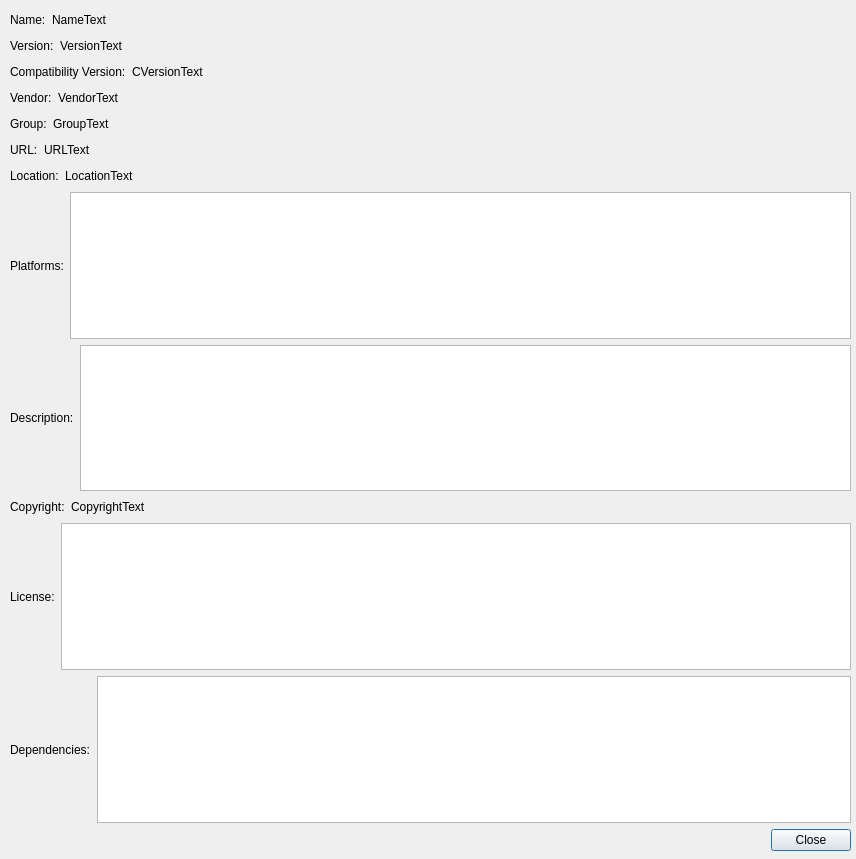
Before: the Qt Designer form Source/Applications/DREAM3D/UI_Files/PluginDetails.ui in BlueQuartzSoftware/DREAM3D, drawn with Qt 5.
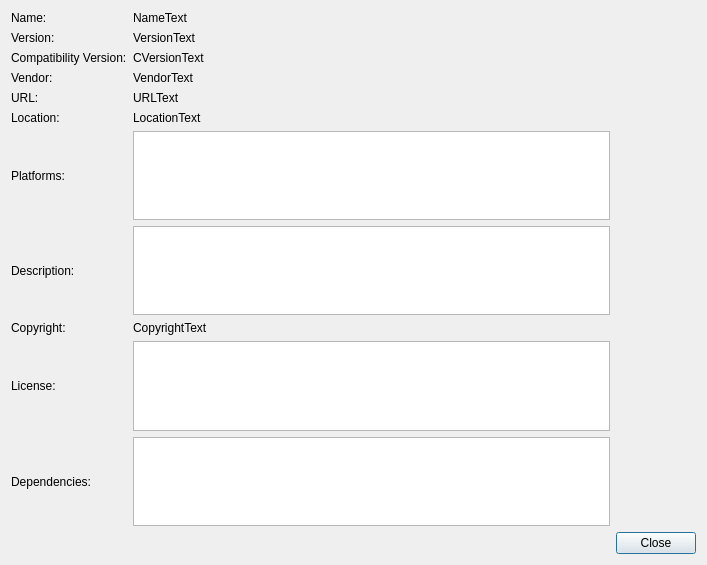
After: the same form once the commit is applied.

Commit message:
Restructured the PluginDetails user interface and removed the group attribute from the plugin API.
updates #216.

```diff
--- a/Source/Applications/DREAM3D/UI_Files/PluginDetails.ui
+++ b/Source/Applications/DREAM3D/UI_Files/PluginDetails.ui
@@ -6,347 +6,154 @@
    <rect>
     <x>0</x>
     <y>0</y>
-    <width>856</width>
-    <height>859</height>
+    <width>707</width>
+    <height>565</height>
    </rect>
   </property>
+  <property name="minimumSize">
+   <size>
+    <width>707</width>
+    <height>565</height>
+   </size>
+  </property>
   <property name="windowTitle">
    <string>Dialog</string>
   </property>
-  <widget class="QWidget" name="">
-   <property name="geometry">
-    <rect>
-     <x>10</x>
-     <y>10</y>
-     <width>841</width>
-     <height>841</height>
-    </rect>
-   </property>
-   <layout class="QVBoxLayout" name="verticalLayout_2">
-    <item>
-     <layout class="QVBoxLayout" name="verticalLayout">
-      <item>
-       <layout class="QHBoxLayout" name="horizontalLayout">
-        <item>
-         <widget class="QLabel" name="label">
-          <property name="text">
-           <string>Name:</string>
-          </property>
-         </widget>
-        </item>
-        <item>
+  <layout class="QGridLayout" name="gridLayout">
+   <item row="0" column="2">
          <widget class="QLabel" name="nameLabel">
           <property name="text">
            <string>NameText</string>
           </property>
          </widget>
         </item>
-        <item>
-         <spacer name="horizontalSpacer_9">
-          <property name="orientation">
-           <enum>Qt::Horizontal</enum>
-          </property>
-          <property name="sizeHint" stdset="0">
-           <size>
-            <width>40</width>
-            <height>20</height>
-           </size>
-          </property>
-         </spacer>
-        </item>
-       </layout>
-      </item>
-      <item>
-       <layout class="QHBoxLayout" name="horizontalLayout_2">
-        <item>
-         <widget class="QLabel" name="label_2">
+   <item row="8" column="0">
+    <widget class="QLabel" name="label_10">
+     <property name="text">
+      <string>Copyright:</string>
+     </property>
+    </widget>
+   </item>
+   <item row="0" column="0">
+    <widget class="QLabel" name="label">
+     <property name="text">
+      <string>Name:</string>
+     </property>
+    </widget>
+   </item>
+   <item row="7" column="2">
+    <widget class="QTextEdit" name="descriptionTextEdit">
+     <property name="readOnly">
+      <bool>true</bool>
+     </property>
+    </widget>
+   </item>
+   <item row="9" column="2">
+    <widget class="QTextEdit" name="licenseTextEdit">
+     <property name="readOnly">
+      <bool>true</bool>
+     </property>
+    </widget>
+   </item>
+   <item row="11" column="0">
+    <widget class="QLabel" name="label_12">
           <property name="text">
-           <string>Version:</string>
+      <string>Dependencies:</string>
           </property>
          </widget>
         </item>
-        <item>
-         <widget class="QLabel" name="versionLabel">
+   <item row="6" column="0">
+    <widget class="QLabel" name="label_8">
           <property name="text">
-           <string>VersionText</string>
+      <string>Platforms:</string>
           </property>
          </widget>
         </item>
-        <item>
-         <spacer name="horizontalSpacer_8">
-          <property name="orientation">
-           <enum>Qt::Horizontal</enum>
-          </property>
-          <property name="sizeHint" stdset="0">
-           <size>
-            <width>40</width>
-            <height>20</height>
-           </size>
-          </property>
-         </spacer>
-        </item>
-       </layout>
-      </item>
-      <item>
-       <layout class="QHBoxLayout" name="horizontalLayout_3">
-        <item>
+   <item row="4" column="0">
+    <widget class="QLabel" name="label_6">
+     <property name="text">
+      <string>URL:</string>
+     </property>
+    </widget>
+   </item>
+   <item row="9" column="0">
+    <widget class="QLabel" name="label_11">
+     <property name="text">
+      <string>License:</string>
+     </property>
+    </widget>
+   </item>
+   <item row="3" column="0">
+    <widget class="QLabel" name="label_4">
+     <property name="text">
+      <string>Vendor:</string>
+     </property>
+    </widget>
+   </item>
+   <item row="7" column="0">
+    <widget class="QLabel" name="label_9">
+     <property name="text">
+      <string>Description:</string>
+     </property>
+    </widget>
+   </item>
+   <item row="5" column="0">
+    <widget class="QLabel" name="label_7">
+     <property name="text">
+      <string>Location:</string>
+     </property>
+    </widget>
+   </item>
+   <item row="2" column="0">
          <widget class="QLabel" name="label_3">
           <property name="text">
            <string>Compatibility Version:</string>
           </property>
          </widget>
         </item>
-        <item>
+   <item row="2" column="2">
          <widget class="QLabel" name="cVersionLabel">
           <property name="text">
            <string>CVersionText</string>
           </property>
          </widget>
         </item>
-        <item>
-         <spacer name="horizontalSpacer_7">
-          <property name="orientation">
-           <enum>Qt::Horizontal</enum>
-          </property>
-          <property name="sizeHint" stdset="0">
-           <size>
-            <width>40</width>
-            <height>20</height>
-           </size>
-          </property>
-         </spacer>
-        </item>
-       </layout>
-      </item>
-      <item>
-       <layout class="QHBoxLayout" name="horizontalLayout_4">
-        <item>
-         <widget class="QLabel" name="label_4">
-          <property name="text">
-           <string>Vendor:</string>
-          </property>
-         </widget>
-        </item>
-        <item>
+   <item row="3" column="2">
          <widget class="QLabel" name="vendorLabel">
           <property name="text">
            <string>VendorText</string>
           </property>
          </widget>
         </item>
-        <item>
-         <spacer name="horizontalSpacer_6">
-          <property name="orientation">
-           <enum>Qt::Horizontal</enum>
-          </property>
-          <property name="sizeHint" stdset="0">
-           <size>
-            <width>40</width>
-            <height>20</height>
-           </size>
-          </property>
-         </spacer>
-        </item>
-       </layout>
-      </item>
-      <item>
-       <layout class="QHBoxLayout" name="horizontalLayout_5">
-        <item>
-         <widget class="QLabel" name="label_5">
+   <item row="1" column="2">
+    <widget class="QLabel" name="versionLabel">
           <property name="text">
-           <string>Group:</string>
+      <string>VersionText</string>
           </property>
          </widget>
         </item>
-        <item>
-         <widget class="QLabel" name="groupLabel">
-          <property name="text">
-           <string>GroupText</string>
+   <item row="6" column="2">
+    <widget class="QListWidget" name="platformsListWidget">
+     <property name="editTriggers">
+      <set>QAbstractItemView::NoEditTriggers</set>
           </property>
          </widget>
         </item>
-        <item>
-         <spacer name="horizontalSpacer_4">
-          <property name="orientation">
-           <enum>Qt::Horizontal</enum>
-          </property>
-          <property name="sizeHint" stdset="0">
-           <size>
-            <width>40</width>
-            <height>20</height>
-           </size>
-          </property>
-         </spacer>
-        </item>
-       </layout>
-      </item>
-      <item>
-       <layout class="QHBoxLayout" name="horizontalLayout_6">
-        <item>
-         <widget class="QLabel" name="label_6">
+   <item row="1" column="0">
+    <widget class="QLabel" name="label_2">
           <property name="text">
-           <string>URL:</string>
+      <string>Version:</string>
           </property>
          </widget>
         </item>
-        <item>
-         <widget class="QLabel" name="urlLabel">
-          <property name="text">
-           <string>URLText</string>
-          </property>
-         </widget>
-        </item>
-        <item>
-         <spacer name="horizontalSpacer_3">
-          <property name="orientation">
-           <enum>Qt::Horizontal</enum>
-          </property>
-          <property name="sizeHint" stdset="0">
-           <size>
-            <width>40</width>
-            <height>20</height>
-           </size>
-          </property>
-         </spacer>
-        </item>
-       </layout>
-      </item>
-      <item>
-       <layout class="QHBoxLayout" name="horizontalLayout_7">
-        <item>
-         <widget class="QLabel" name="label_7">
-          <property name="text">
-           <string>Location:</string>
-          </property>
-         </widget>
-        </item>
-        <item>
+   <item row="5" column="2">
          <widget class="QLabel" name="locationLabel">
           <property name="text">
            <string>LocationText</string>
           </property>
          </widget>
         </item>
-        <item>
-         <spacer name="horizontalSpacer_2">
-          <property name="orientation">
-           <enum>Qt::Horizontal</enum>
-          </property>
-          <property name="sizeHint" stdset="0">
-           <size>
-            <width>40</width>
-            <height>20</height>
-           </size>
-          </property>
-         </spacer>
-        </item>
-       </layout>
-      </item>
-      <item>
-       <layout class="QHBoxLayout" name="horizontalLayout_8">
-        <item>
-         <widget class="QLabel" name="label_8">
-          <property name="text">
-           <string>Platforms:</string>
-          </property>
-         </widget>
-        </item>
-        <item>
-         <widget class="QListWidget" name="platformsListWidget"/>
-        </item>
-       </layout>
-      </item>
-      <item>
-       <layout class="QHBoxLayout" name="horizontalLayout_9">
-        <item>
-         <widget class="QLabel" name="label_9">
-          <property name="text">
-           <string>Description:</string>
-          </property>
-         </widget>
-        </item>
-        <item>
-         <widget class="QTextEdit" name="descriptionTextEdit"/>
-        </item>
-       </layout>
-      </item>
-      <item>
-       <layout class="QHBoxLayout" name="horizontalLayout_10">
-        <item>
-         <widget class="QLabel" name="label_10">
-          <property name="text">
-           <string>Copyright:</string>
-          </property>
-         </widget>
-        </item>
-        <item>
-         <widget class="QLabel" name="copyrightLabel">
-          <property name="text">
-           <string>CopyrightText</string>
-          </property>
-         </widget>
-        </item>
-        <item>
-         <spacer name="horizontalSpacer">
-          <property name="orientation">
-           <enum>Qt::Horizontal</enum>
-          </property>
-          <property name="sizeHint" stdset="0">
-           <size>
-            <width>40</width>
-            <height>20</height>
-           </size>
-          </property>
-         </spacer>
-        </item>
-       </layout>
-      </item>
-      <item>
-       <layout class="QHBoxLayout" name="horizontalLayout_11">
-        <item>
-         <widget class="QLabel" name="label_11">
-          <property name="text">
-           <string>License:</string>
-          </property>
-         </widget>
-        </item>
-        <item>
-         <widget class="QTextEdit" name="licenseTextEdit"/>
-        </item>
-       </layout>
-      </item>
-      <item>
-       <layout class="QHBoxLayout" name="horizontalLayout_12">
-        <item>
-         <widget class="QLabel" name="label_12">
-          <property name="text">
-           <string>Dependencies:</string>
-          </property>
-         </widget>
-        </item>
-        <item>
-         <widget class="QListWidget" name="dependenciesListWidget"/>
-        </item>
-       </layout>
-      </item>
-     </layout>
-    </item>
-    <item>
-     <layout class="QHBoxLayout" name="horizontalLayout_13">
-      <item>
-       <spacer name="horizontalSpacer_5">
-        <property name="orientation">
-         <enum>Qt::Horizontal</enum>
-        </property>
-        <property name="sizeHint" stdset="0">
-         <size>
-          <width>40</width>
-          <height>20</height>
-         </size>
-        </property>
-       </spacer>
-      </item>
-      <item>
+   <item row="12" column="3">
        <widget class="QPushButton" name="closeBtn">
         <property name="text">
          <string>Close</string>
@@ -356,10 +163,41 @@
         </property>
        </widget>
       </item>
-     </layout>
-    </item>
-   </layout>
-  </widget>
+   <item row="4" column="2">
+    <widget class="QLabel" name="urlLabel">
+     <property name="text">
+      <string>URLText</string>
+     </property>
+    </widget>
+   </item>
+   <item row="11" column="2">
+    <widget class="QListWidget" name="dependenciesListWidget">
+     <property name="editTriggers">
+      <set>QAbstractItemView::NoEditTriggers</set>
+     </property>
+    </widget>
+   </item>
+   <item row="12" column="2">
+    <spacer name="horizontalSpacer">
+     <property name="orientation">
+      <enum>Qt::Horizontal</enum>
+     </property>
+     <property name="sizeHint" stdset="0">
+      <size>
+       <width>548</width>
+       <height>20</height>
+      </size>
+     </property>
+    </spacer>
+   </item>
+   <item row="8" column="2">
+    <widget class="QLabel" name="copyrightLabel">
+     <property name="text">
+      <string>CopyrightText</string>
+     </property>
+    </widget>
+   </item>
+  </layout>
  </widget>
  <resources/>
  <connections/>
```
Lines whose indentation alone changed are shown as unchanged. The commit also changes 31 other files.
